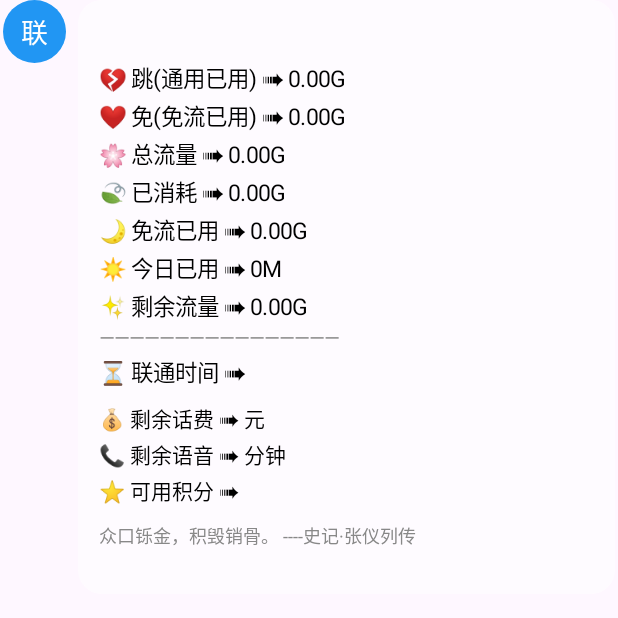
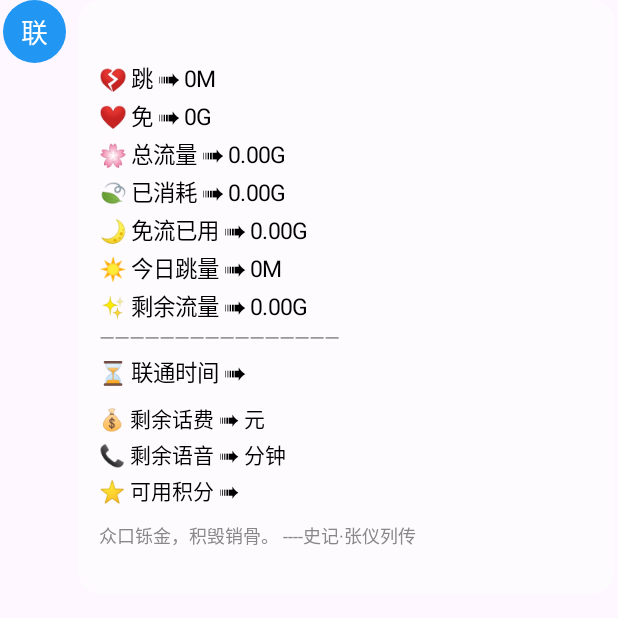
Before and after one commit to 556687/UnicomMonitor, an Android app built with Jetpack Compose: the composable BalanceCard called with empty values, on a phone screen of 412 x 824 dp, the top half of it. Run offline under Robolectric (Android 15) with nearby library versions, the phone set to English and light mode, and no system bars.

Commit message:
restore jump/free labels

```diff
--- a/app/src/main/java/com/unicom/monitor/MainActivity.kt
+++ b/app/src/main/java/com/unicom/monitor/MainActivity.kt
@@ -265,12 +265,12 @@ fun BalanceCard(d: BalanceData, emojiSet: String, avatarPath: String, textColor:
             Column(Modifier.padding(14.dp), verticalArrangement = Arrangement.spacedBy(3.dp)) {
                 Text(d.packageName, fontWeight = FontWeight.Bold, fontSize = 14.sp, color = textColor)
                 Spacer(Modifier.height(4.dp))
-                Text("${e[0]} 跳(通用已用) ➠ ${"%.2f".format(d.usedGb)}G", fontSize = 15.sp, color = textColor)
-                Text("${e[1]} 免(免流已用) ➠ ${"%.2f".format(d.freeUsedGb)}G", fontSize = 15.sp, color = textColor)
+                Text("${e[0]} 跳 ➠ ${d.unsharedFlowMb}M", fontSize = 15.sp, color = textColor)
+                Text("${e[1]} 免 ➠ ${d.freeFlowGb}G", fontSize = 15.sp, color = textColor)
                 Text("${e[2]} 总流量 ➠ ${"%.2f".format(d.totalGb)}G", fontSize = 15.sp, color = textColor)
                 Text("${e[3]} 已消耗 ➠ ${"%.2f".format(d.usedGb)}G", fontSize = 15.sp, color = textColor)
                 Text("${e[4]} 免流已用 ➠ ${"%.2f".format(d.freeUsedGb)}G", fontSize = 15.sp, color = textColor)
-                Text("${e[5]} 今日已用 ➠ ${d.dailyMb}M", fontSize = 15.sp, color = textColor)
+                Text("${e[5]} 今日跳量 ➠ ${d.dailyMb}M", fontSize = 15.sp, color = textColor)
                 Text("${e[6]} 剩余流量 ➠ ${"%.2f".format(d.remainGb)}G", fontSize = 15.sp, color = textColor)
                 Text("————————————————", fontSize = 13.sp, color = Color.Gray)
                 Text("${e[7]} 联通时间 ➠ ${d.updateTime}", fontSize = 15.sp, color = textColor)
```
